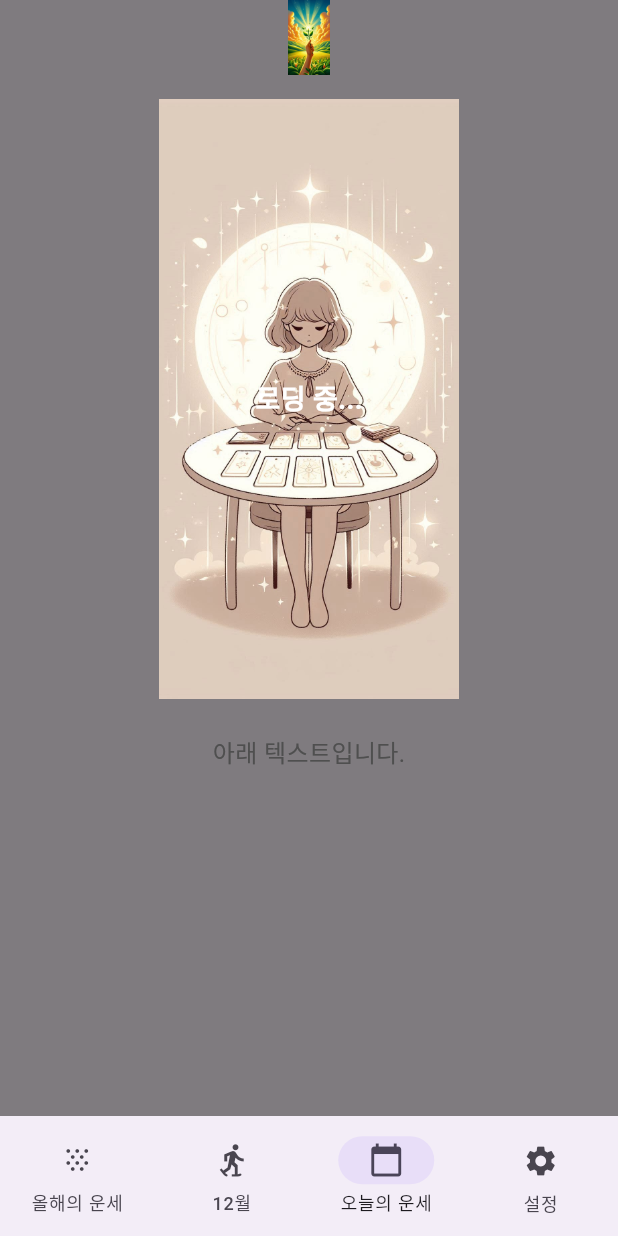
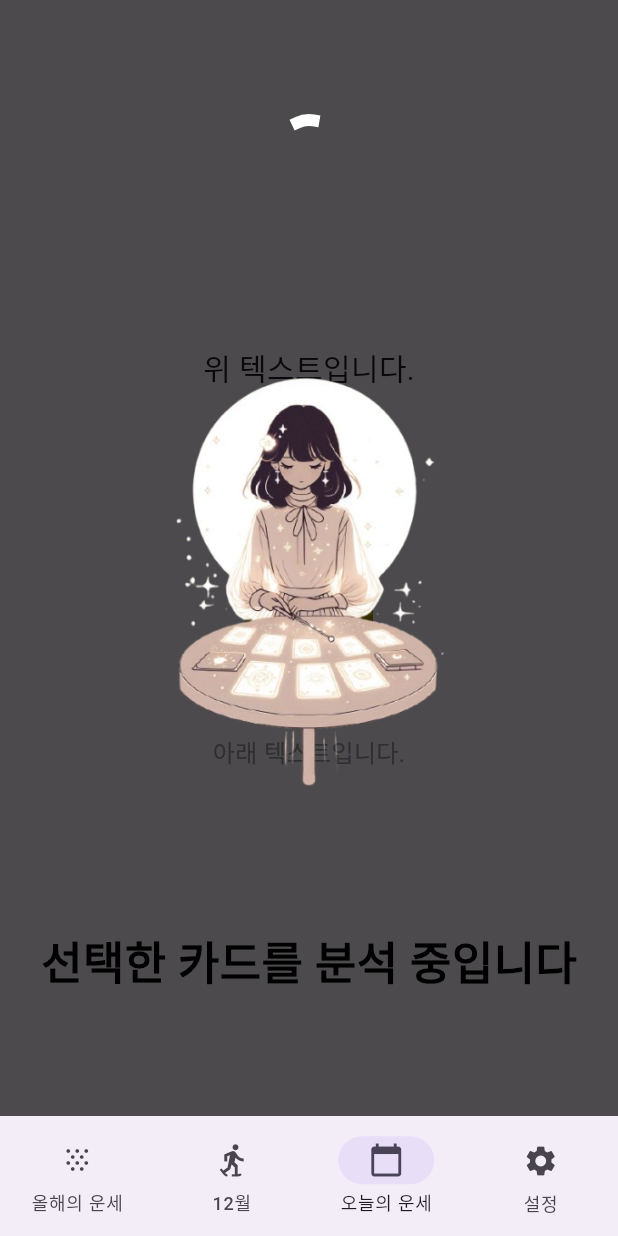
Before and after one commit to izowooi/mystic-cocoa, a Flutter app: the screen it shows after launch, item 3 of the bottom bar chosen, on a phone screen of 412 x 824 dp. Run offline on Flutter 3.47's test engine with Material 3 defaults, Android fonts, the phone set to English and light mode, and no system bars; our stand-ins replace flutter_riverpod.

Commit message:
로딩 위젯 따로 분리

```diff
--- a/flutter_proj/lib/widget/loading_test_widget.dart
+++ b/flutter_proj/lib/widget/loading_test_widget.dart
@@ -1,4 +1,5 @@
 import 'package:flutter/material.dart';
+import 'package:flutter_proj/widget/loading_widget.dart';
 
 class LoadingTestWidget extends StatelessWidget {
   const LoadingTestWidget({Key? key}) : super(key: key);
@@ -16,7 +17,7 @@ class LoadingTestWidget extends StatelessWidget {
                 // 텍스트 위
                 const Text(
                   '위 텍스트입니다.',
-                  style: TextStyle(fontSize: 20, fontWeight: FontWeight.bold),
+                  style: TextStyle(fontSize: 20, fontWeight: FontWeight.normal),
                 ),
                 const SizedBox(height: 40),
                 // 이미지
@@ -35,49 +36,7 @@ class LoadingTestWidget extends StatelessWidget {
             ),
           ),
 
-          // 로딩 위젯
-          Align(
-            alignment: Alignment.center,
-            child: Container(
-              width: double.infinity,
-              height: double.infinity,
-              color: Colors.black.withOpacity(0.5), // 반투명 배경
-              child: Column(
-                mainAxisSize: MainAxisSize.min,
-                children: [
-                  // 첫 번째 이미지
-                  Image.asset(
-                    'assets/images/01.jpeg',
-                    width: 50,
-                    height: 50,
-                  ),
-                  const SizedBox(height: 16),
-                  // 두 번째 이미지와 텍스트
-                  Stack(
-                    alignment: Alignment.center,
-                    children: [
-                      // 이미지 배경
-                      Image.asset(
-                        'assets/images/loading.jpeg',
-                        width: 200,
-                        height: 400,
-                        fit: BoxFit.cover,
-                      ),
-                      // 텍스트
-                      const Text(
-                        '로딩 중...',
-                        style: TextStyle(
-                          fontSize: 18,
-                          fontWeight: FontWeight.bold,
-                          color: Colors.white,
-                        ),
-                      ),
-                    ],
-                  ),
-                ],
-              ),
-            ),
-          ),
+          const LoadingWidget(message: '선택한 카드를 분석 중입니다')
         ],
       ),
     );
--- /dev/null
+++ b/flutter_proj/lib/widget/loading_widget.dart
@@ -0,0 +1,47 @@
+import 'package:flutter/material.dart';
+
+class LoadingWidget extends StatelessWidget {
+  final String message;
+
+  const LoadingWidget({Key? key, required this.message}) : super(key: key);
+
+  @override
+  Widget build(BuildContext context) {
+    return Container(
+      width: double.infinity,
+      height: double.infinity,
+      color: Colors.black.withOpacity(0.7), // 반투명 배경
+      child: Stack(
+        alignment: Alignment.center,
+        children: [
+          Center(
+            child: Image.asset(
+            'assets/images/loading_1.png',
+            width: 200,
+            height: 400,
+            fit: BoxFit.cover,
+            ),
+          ),
+          const Positioned(
+              top: 80, // 원하는 만큼 아래로 이동
+              child: CircularProgressIndicator(
+                valueColor: AlwaysStoppedAnimation<Color>(Colors.white),
+                strokeWidth: 8.0,
+              ),
+            ),
+          // 이미지 배경
+          Positioned(
+            bottom: 80,
+            child: Text(
+            message,
+            style: const TextStyle(
+              fontSize: 30,
+              fontWeight: FontWeight.bold,
+              color: Color.fromARGB(255, 0, 0, 0),
+            ),
+          ),)
+        ],
+      ),
+    );
+  }
+}
```
Also changed, not shown: flutter_proj/pubspec.yaml (+2 -6 lines), flutter_proj/assets/images/loading_1.png (added).
